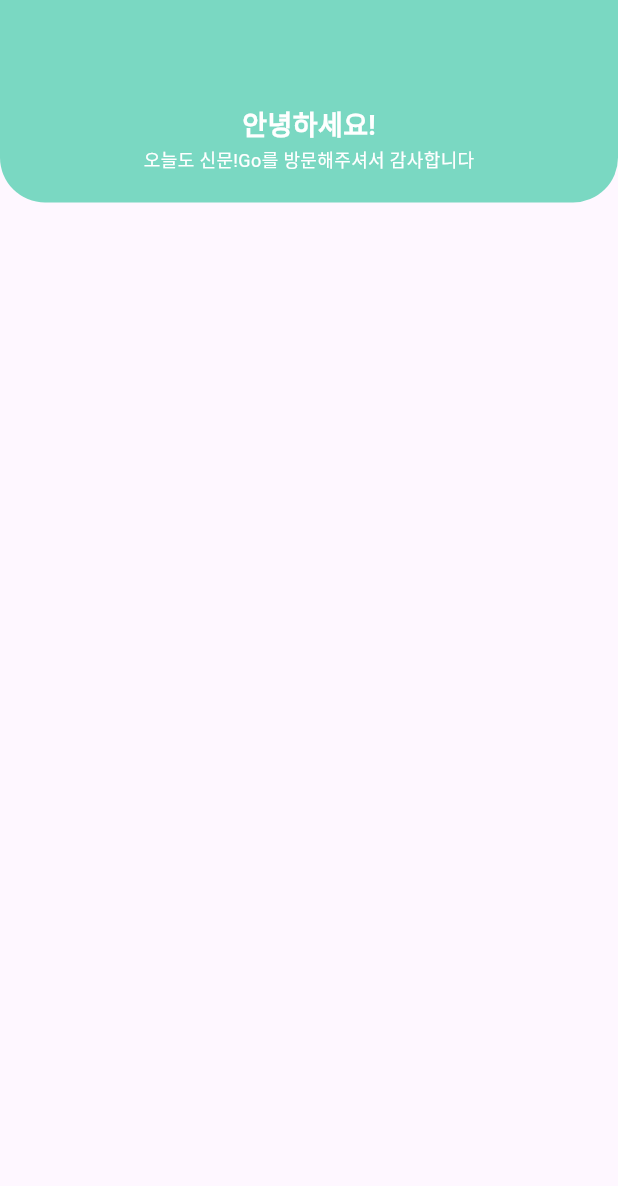
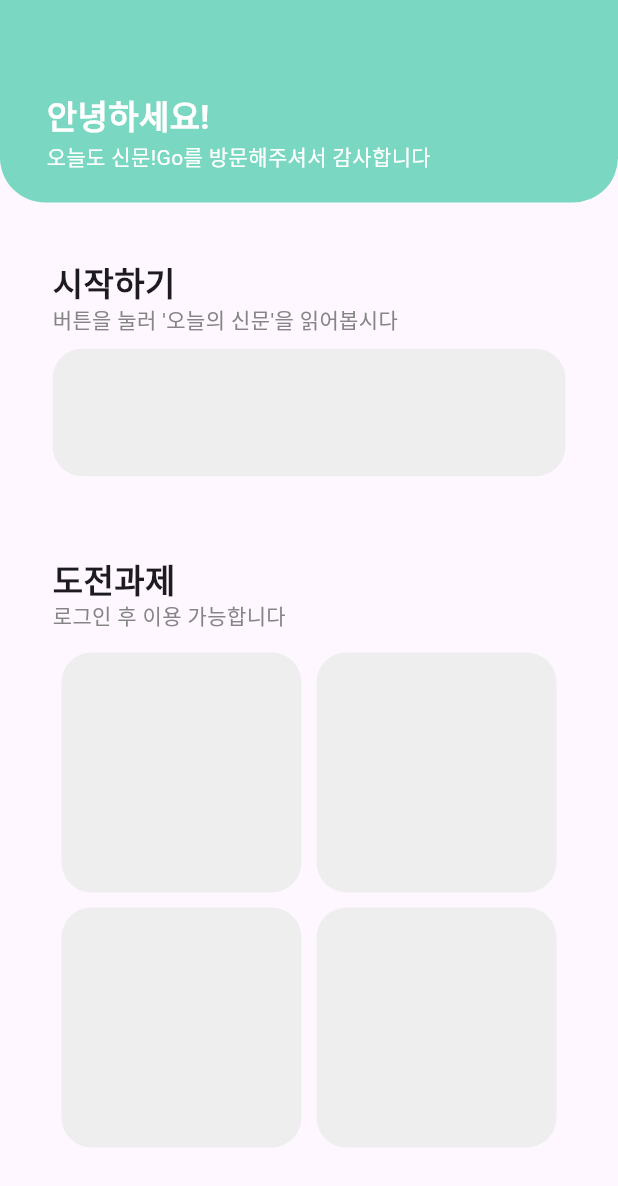
Before and after one commit to dvlp-sy/NGo-Frontend, a Flutter app: the screen it shows after launch, on a phone screen of 412 x 824 dp. Shown: the top 1186 px of the screen. Run offline on Flutter 3.47's test engine with Material 3 defaults, Android fonts, the light colour scheme and no system bars.

Commit message:
[add] Add Model View Repository

```diff
--- /dev/null
+++ b/ngo/lib/dataSource/scrapDataSource.dart
@@ -0,0 +1,14 @@
+import 'dart:convert';
+import 'package:http/http.dart' as http;
+import '../model/scrapModel.dart';
+
+class ScrapDataSource {
+  String address = 'http://localhost:8080';
+
+  Future<ScrapListDto> getAllScraps(int userId) async {
+    final response = await http.get(Uri.parse('$address/user/$userId/scrap'));
+    return jsonDecode(response.body)
+        .map<ScrapListDto>((json) => ScrapListDto.fromJson(json))
+        .toList();
+  }
+}
--- a/ngo/lib/main.dart
+++ b/ngo/lib/main.dart
@@ -1,49 +1,15 @@
 import 'package:flutter/material.dart';
+import 'package:ngo/view/HomeView.dart';
 
 main() => runApp(MyApp());
 
 class MyApp extends StatelessWidget {
   @override
   Widget build(BuildContext context) {
-    return MaterialApp(
-      title: '신문고',
-      home: Scaffold(
-          appBar: MyAppBar(),
-          body: ListView(
-            children: [],
-          )),
-    );
+    return const MaterialApp(title: '신문고', home: HomeWidget());
   }
 }
 
-class MyAppBar extends StatelessWidget implements PreferredSizeWidget {
-  @override
-  Widget build(BuildContext context) {
-    return Container(
-        width: double.infinity,
-        height: 140,
-        padding: const EdgeInsets.all(20),
-        decoration: const BoxDecoration(
-            color: Color(0xFF7AD8C2),
-            borderRadius: BorderRadius.only(
-                bottomLeft: Radius.circular(30),
-                bottomRight: Radius.circular(30))),
-        child:
-            const Column(mainAxisAlignment: MainAxisAlignment.end, children: [
-          Text('안녕하세요!',
-              style: TextStyle(
-                  fontSize: 18,
-                  fontWeight: FontWeight.bold,
-                  color: Color.fromARGB(255, 255, 255, 255))),
-          Text('오늘도 신문!Go를 방문해주셔서 감사합니다',
-              style: TextStyle(
-                  fontSize: 12, color: Color.fromARGB(255, 255, 255, 255)))
-        ]));
-  }
-
-  @override
-  Size get preferredSize => Size(0.0, 135.0);
-}
 
 
 
--- /dev/null
+++ b/ngo/lib/model/scrapModel.dart
@@ -0,0 +1,24 @@
+class ScrapDto {
+  String? title;
+  String? link;
+  String? media;
+
+  ScrapDto({this.title, this.link, this.media});
+
+  factory ScrapDto.fromJson(Map<String, dynamic> json) {
+    return ScrapDto(
+        title: json['title'], link: json['link'], media: json['media']);
+  }
+}
+
+class ScrapListDto {
+  int? userId;
+  List<ScrapDto>? scrapDtoList;
+
+  ScrapListDto({this.userId, this.scrapDtoList});
+
+  factory ScrapListDto.fromJson(Map<String, dynamic> json) {
+    return ScrapListDto(
+        userId: json['userId'], scrapDtoList: json['scrapDtoList']);
+  }
+}
--- /dev/null
+++ b/ngo/lib/repository/scrapRepository.dart
@@ -0,0 +1,10 @@
+import '../model/scrapModel.dart';
+import '../dataSource/scrapDataSource.dart';
+
+class ScrapRepository {
+  final _scrapDataSource = ScrapDataSource();
+
+  Future<ScrapListDto> getAllScraps(int userId) {
+    return _scrapDataSource.getAllScraps(userId);
+  }
+}
--- /dev/null
+++ b/ngo/lib/view/HomeView.dart
@@ -0,0 +1,174 @@
+import 'package:flutter/material.dart';
+
+class HomeWidget extends StatelessWidget {
+  const HomeWidget({super.key});
+
+  @override
+  Widget build(BuildContext context) {
+    final appBar = _MyAppBar();
+    Widget startWidget = _buildStartWidget();
+    Widget challengeWidget = _buildChallengeWidet();
+
+    return Scaffold(
+      appBar: appBar,
+      body: ListView(
+        padding: const EdgeInsets.all(35),
+        children: [startWidget, challengeWidget],
+      ),
+    );
+  }
+}
+
+class _MyAppBar extends StatelessWidget implements PreferredSizeWidget {
+  @override
+  Widget build(BuildContext context) {
+    return Container(
+        width: double.infinity,
+        height: 140,
+        padding: const EdgeInsets.all(20),
+        decoration: const BoxDecoration(
+            color: Color(0xFF7AD8C2),
+            borderRadius: BorderRadius.only(
+                bottomLeft: Radius.circular(30),
+                bottomRight: Radius.circular(30))),
+        child:
+            const Column(mainAxisAlignment: MainAxisAlignment.end, children: [
+          SizedBox(
+              width: 350,
+              child: Text('안녕하세요!',
+                  textAlign: TextAlign.left,
+                  style: TextStyle(
+                      fontSize: 22,
+                      fontWeight: FontWeight.bold,
+                      color: Color.fromARGB(255, 255, 255, 255)))),
+          SizedBox(
+              width: 350,
+              child: Text('오늘도 신문!Go를 방문해주셔서 감사합니다',
+                  style: TextStyle(
+                      fontSize: 14, color: Color.fromARGB(255, 255, 255, 255))))
+        ]));
+  }
+
+  @override
+  Size get preferredSize => const Size(0.0, 135.0);
+}
+
+Widget _buildStartWidget() {
+  Widget todayNewsWidget = const _TodayNewsWidget();
+
+  return SizedBox(
+      width: 350,
+      height: 150,
+      child: Column(mainAxisAlignment: MainAxisAlignment.center, children: [
+        const SizedBox(
+            width: 350,
+            height: 30,
+            child: Text('시작하기',
+                textAlign: TextAlign.left,
+                style: TextStyle(fontSize: 22, fontWeight: FontWeight.bold))),
+        const SizedBox(
+            width: 350,
+            height: 30,
+            child: Text('버튼을 눌러 \'오늘의 신문\'을 읽어봅시다',
+                textAlign: TextAlign.left,
+                style: TextStyle(fontSize: 14, color: Color(0xFF858585)))),
+        todayNewsWidget
+      ]));
+}
+
+Widget _buildChallengeWidet() {
+  return SizedBox(
+      width: 350,
+      height: 500,
+      child: Column(mainAxisAlignment: MainAxisAlignment.center, children: [
+        const SizedBox(
+            width: 350,
+            height: 30,
+            child: Text('도전과제',
+                textAlign: TextAlign.left,
+                style: TextStyle(fontSize: 22, fontWeight: FontWeight.bold))),
+        const SizedBox(
+            width: 350,
+            height: 30,
+            child: Text('로그인 후 이용 가능합니다',
+                textAlign: TextAlign.left,
+                style: TextStyle(fontSize: 14, color: Color(0xFF858585)))),
+        Row(mainAxisAlignment: MainAxisAlignment.center, children: [
+          Flexible(
+              flex: 1,
+              child: Container(
+                  width: 160,
+                  height: 160,
+                  margin: const EdgeInsets.all(5),
+                  decoration: BoxDecoration(
+                      color: const Color(0xFFEEEEEE),
+                      borderRadius: BorderRadius.circular(20)))),
+          Flexible(
+              flex: 1,
+              child: Container(
+                  width: 160,
+                  height: 160,
+                  margin: const EdgeInsets.all(5),
+                  decoration: BoxDecoration(
+                      color: const Color(0xFFEEEEEE),
+                      borderRadius: BorderRadius.circular(20)))),
+        ]),
+        Row(mainAxisAlignment: MainAxisAlignment.center, children: [
+          Flexible(
+              flex: 1,
+              child: Container(
+                  width: 160,
+                  height: 160,
+                  margin: const EdgeInsets.all(5),
+                  decoration: BoxDecoration(
+                      color: const Color(0xFFEEEEEE),
+                      borderRadius: BorderRadius.circular(20)))),
+          Flexible(
+              flex: 1,
+              child: Container(
+                  width: 160,
+                  height: 160,
+                  margin: const EdgeInsets.all(5),
+                  decoration: BoxDecoration(
+                      color: const Color(0xFFEEEEEE),
+                      borderRadius: BorderRadius.circular(20)))),
+        ])
+      ]));
+}
+
+class _TodayNewsWidget extends StatefulWidget {
+  const _TodayNewsWidget({Key? key}) : super(key: key);
+
+  @override
+  State<_TodayNewsWidget> createState() => _TodayNewsState();
+}
+
+class _TodayNewsState extends State<_TodayNewsWidget> {
+  bool _boolStatus = false;
+  Color _bgColor = const Color(0xFFEEEEEE);
+
+  void _buttonPressed() {
+    setState(() {
+      if (_boolStatus == true) {
+        _boolStatus = false;
+        _bgColor = const Color(0xFFEEEEEE);
+      } else {
+        _boolStatus = true;
+        _bgColor = const Color(0xFF000000);
+      }
+    });
+  }
+
+  @override
+  Widget build(BuildContext buildContext) {
+    return GestureDetector(
+        onTap: () {
+          _buttonPressed();
+        },
+        child: Container(
+            width: 350,
+            height: 85,
+            decoration: BoxDecoration(
+                color: _bgColor, borderRadius: BorderRadius.circular(20))));
+  }
+}
--- /dev/null
+++ b/ngo/lib/viewModel/scrapViewModel.dart
@@ -0,0 +1,19 @@
+import 'package:flutter/material.dart';
+import '../model/scrapModel.dart';
+import '../repository/scrapRepository.dart';
+
+class ScrapViewModel with ChangeNotifier {
+  late final ScrapRepository _scrapRepository;
+  late ScrapListDto _scrapListDto;
+  ScrapListDto get scrapListDto => _scrapListDto;
+
+  ScrapViewModel(int userId) {
+    _scrapRepository = ScrapRepository();
+    _getAllScraps(userId);
+  }
+
+  Future<void> _getAllScraps(int userId) async {
+    _scrapListDto = await _scrapRepository.getAllScraps(userId);
+    notifyListeners();
+  }
+}
--- a/ngo/pubspec.yaml
+++ b/ngo/pubspec.yaml
@@ -30,6 +30,8 @@
 dependencies:
   flutter:
     sdk: flutter
+  http: ^1.2.1
+
 
 
   # The following adds the Cupertino Icons font to your application.
```
Also changed, not shown: ngo/pubspec.lock, 3 other files.
